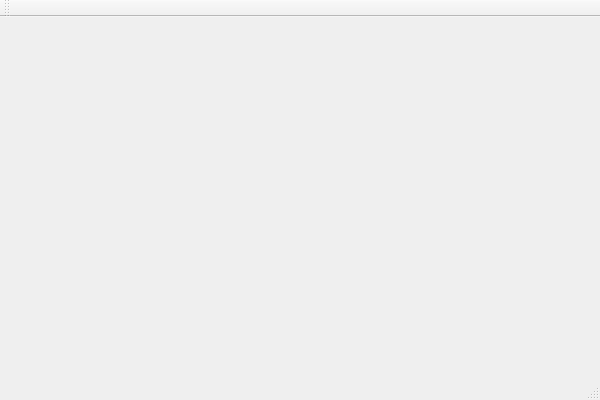
4dillusions/V3DEngine, file Source/Windows/V3DEditor/V3DEdView/V3DEdMainView.ui: the form before one commit.
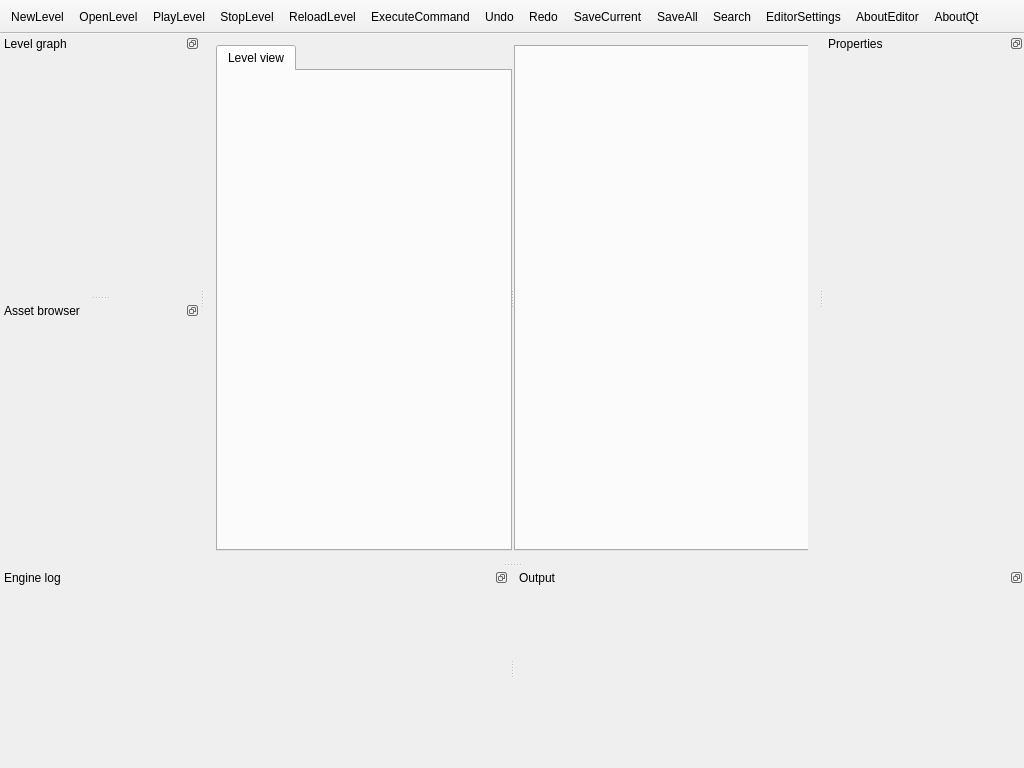
The form after the commit. Icons and pictures are not drawn.

Commit message: [V3DEditor] add toolbar resources

Diff of the .ui file:
```diff
--- a/Source/Windows/V3DEditor/V3DEdView/V3DEdMainView.ui
+++ b/Source/Windows/V3DEditor/V3DEdView/V3DEdMainView.ui
@@ -6,33 +6,376 @@
    <rect>
     <x>0</x>
     <y>0</y>
-    <width>600</width>
-    <height>400</height>
+    <width>1024</width>
+    <height>768</height>
    </rect>
   </property>
+  <property name="minimumSize">
+   <size>
+    <width>1024</width>
+    <height>768</height>
+   </size>
+  </property>
   <property name="windowTitle">
    <string>V3DEditor</string>
   </property>
-  <widget class="QWidget" name="centralWidget"/>
-  <widget class="QMenuBar" name="menuBar">
-   <property name="geometry">
-    <rect>
-     <x>0</x>
-     <y>0</y>
-     <width>600</width>
-     <height>22</height>
-    </rect>
-   </property>
+  <widget class="QWidget" name="centralWidget">
+   <layout class="QHBoxLayout" name="horizontalLayout">
+    <item>
+     <widget class="QSplitter" name="splitter">
+      <property name="orientation">
+       <enum>Qt::Horizontal</enum>
+      </property>
+      <property name="childrenCollapsible">
+       <bool>false</bool>
+      </property>
+      <widget class="QTabWidget" name="tabLevelView">
+       <property name="minimumSize">
+        <size>
+         <width>296</width>
+         <height>0</height>
+        </size>
+       </property>
+       <property name="currentIndex">
+        <number>0</number>
+       </property>
+       <widget class="QWidget" name="tabPageLevelView">
+        <attribute name="title">
+         <string>Level view</string>
+        </attribute>
+       </widget>
+      </widget>
+      <widget class="QTabWidget" name="tabCode">
+       <property name="enabled">
+        <bool>true</bool>
+       </property>
+       <property name="minimumSize">
+        <size>
+         <width>296</width>
+         <height>0</height>
+        </size>
+       </property>
+      </widget>
+     </widget>
+    </item>
+   </layout>
   </widget>
   <widget class="QToolBar" name="mainToolBar">
+   <property name="sizePolicy">
+    <sizepolicy hsizetype="Preferred" vsizetype="Fixed">
+     <horstretch>0</horstretch>
+     <verstretch>0</verstretch>
+    </sizepolicy>
+   </property>
+   <property name="minimumSize">
+    <size>
+     <width>0</width>
+     <height>34</height>
+    </size>
+   </property>
+   <property name="movable">
+    <bool>false</bool>
+   </property>
+   <property name="allowedAreas">
+    <set>Qt::TopToolBarArea</set>
+   </property>
+   <property name="floatable">
+    <bool>false</bool>
+   </property>
    <attribute name="toolBarArea">
     <enum>TopToolBarArea</enum>
    </attribute>
    <attribute name="toolBarBreak">
     <bool>false</bool>
    </attribute>
+   <addaction name="actionNewLevel"/>
+   <addaction name="actionOpenLevel"/>
+   <addaction name="actionPlayLevel"/>
+   <addaction name="actionStopLevel"/>
+   <addaction name="actionReloadLevel"/>
+   <addaction name="actionExecuteCommand"/>
+   <addaction name="actionUndo"/>
+   <addaction name="actionRedo"/>
+   <addaction name="actionSaveCurrent"/>
+   <addaction name="actionSaveAll"/>
+   <addaction name="actionSearch"/>
+   <addaction name="actionEditorSettings"/>
+   <addaction name="actionAboutEditor"/>
+   <addaction name="actionAboutQt"/>
   </widget>
-  <widget class="QStatusBar" name="statusBar"/>
+  <widget class="QDockWidget" name="dockLevelGraph">
+   <property name="minimumSize">
+    <size>
+     <width>200</width>
+     <height>200</height>
+    </size>
+   </property>
+   <property name="features">
+    <set>QDockWidget::DockWidgetFloatable|QDockWidget::DockWidgetMovable</set>
+   </property>
+   <property name="allowedAreas">
+    <set>Qt::LeftDockWidgetArea|Qt::RightDockWidgetArea</set>
+   </property>
+   <property name="windowTitle">
+    <string>Level graph</string>
+   </property>
+   <attribute name="dockWidgetArea">
+    <number>1</number>
+   </attribute>
+   <widget class="QWidget" name="dockWidgetContents"/>
+  </widget>
+  <widget class="QDockWidget" name="dockProperties">
+   <property name="minimumSize">
+    <size>
+     <width>200</width>
+     <height>200</height>
+    </size>
+   </property>
+   <property name="features">
+    <set>QDockWidget::DockWidgetFloatable|QDockWidget::DockWidgetMovable</set>
+   </property>
+   <property name="allowedAreas">
+    <set>Qt::LeftDockWidgetArea|Qt::RightDockWidgetArea</set>
+   </property>
+   <property name="windowTitle">
+    <string>Properties</string>
+   </property>
+   <attribute name="dockWidgetArea">
+    <number>2</number>
+   </attribute>
+   <widget class="QWidget" name="dockWidgetContents_2"/>
+  </widget>
+  <widget class="QDockWidget" name="dockAssetBrowser">
+   <property name="minimumSize">
+    <size>
+     <width>200</width>
+     <height>200</height>
+    </size>
+   </property>
+   <property name="features">
+    <set>QDockWidget::DockWidgetFloatable|QDockWidget::DockWidgetMovable</set>
+   </property>
+   <property name="allowedAreas">
+    <set>Qt::LeftDockWidgetArea|Qt::RightDockWidgetArea</set>
+   </property>
+   <property name="windowTitle">
+    <string>Asset browser</string>
+   </property>
+   <attribute name="dockWidgetArea">
+    <number>1</number>
+   </attribute>
+   <widget class="QWidget" name="dockWidgetContents_11"/>
+  </widget>
+  <widget class="QDockWidget" name="dockEngineLog">
+   <property name="minimumSize">
+    <size>
+     <width>200</width>
+     <height>200</height>
+    </size>
+   </property>
+   <property name="features">
+    <set>QDockWidget::DockWidgetFloatable|QDockWidget::DockWidgetMovable</set>
+   </property>
+   <property name="allowedAreas">
+    <set>Qt::BottomDockWidgetArea</set>
+   </property>
+   <property name="windowTitle">
+    <string>Engine log</string>
+   </property>
+   <attribute name="dockWidgetArea">
+    <number>8</number>
+   </attribute>
+   <widget class="QWidget" name="dockWidgetContents_3"/>
+  </widget>
+  <widget class="QDockWidget" name="dockOutput">
+   <property name="minimumSize">
+    <size>
+     <width>200</width>
+     <height>200</height>
+    </size>
+   </property>
+   <property name="features">
+    <set>QDockWidget::DockWidgetFloatable|QDockWidget::DockWidgetMovable</set>
+   </property>
+   <property name="allowedAreas">
+    <set>Qt::BottomDockWidgetArea</set>
+   </property>
+   <property name="windowTitle">
+    <string>Output</string>
+   </property>
+   <attribute name="dockWidgetArea">
+    <number>8</number>
+   </attribute>
+   <widget class="QWidget" name="dockWidgetContents_14"/>
+  </widget>
+  <action name="actionNewLevel">
+   <property name="icon">
+    <iconset resource="../../../../Solution/WindowsAndroid/Windows/V3DEditor/Resources/V3DEdMainView.qrc">
+     <normaloff>:/V3DEdMainView/new.png</normaloff>:/V3DEdMainView/new.png</iconset>
+   </property>
+   <property name="text">
+    <string>NewLevel</string>
+   </property>
+   <property name="toolTip">
+    <string>New level</string>
+   </property>
+  </action>
+  <action name="actionOpenLevel">
+   <property name="icon">
+    <iconset resource="../../../../Solution/WindowsAndroid/Windows/V3DEditor/Resources/V3DEdMainView.qrc">
+     <normaloff>:/V3DEdMainView/open.png</normaloff>:/V3DEdMainView/open.png</iconset>
+   </property>
+   <property name="text">
+    <string>OpenLevel</string>
+   </property>
+   <property name="toolTip">
+    <string>Open level</string>
+   </property>
+  </action>
+  <action name="actionPlayLevel">
+   <property name="icon">
+    <iconset resource="../../../../Solution/WindowsAndroid/Windows/V3DEditor/Resources/V3DEdMainView.qrc">
+     <normaloff>:/V3DEdMainView/play.png</normaloff>:/V3DEdMainView/play.png</iconset>
+   </property>
+   <property name="text">
+    <string>PlayLevel</string>
+   </property>
+   <property name="toolTip">
+    <string>Play level</string>
+   </property>
+  </action>
+  <action name="actionStopLevel">
+   <property name="icon">
+    <iconset resource="../../../../Solution/WindowsAndroid/Windows/V3DEditor/Resources/V3DEdMainView.qrc">
+     <normaloff>:/V3DEdMainView/stop.png</normaloff>:/V3DEdMainView/stop.png</iconset>
+   </property>
+   <property name="text">
+    <string>StopLevel</string>
+   </property>
+   <property name="toolTip">
+    <string>Stop level</string>
+   </property>
+  </action>
+  <action name="actionExecuteCommand">
+   <property name="icon">
+    <iconset resource="../../../../Solution/WindowsAndroid/Windows/V3DEditor/Resources/V3DEdMainView.qrc">
+     <normaloff>:/V3DEdMainView/command.png</normaloff>:/V3DEdMainView/command.png</iconset>
+   </property>
+   <property name="text">
+    <string>ExecuteCommand</string>
+   </property>
+   <property name="toolTip">
+    <string>Execute command</string>
+   </property>
+  </action>
+  <action name="actionUndo">
+   <property name="icon">
+    <iconset resource="../../../../Solution/WindowsAndroid/Windows/V3DEditor/Resources/V3DEdMainView.qrc">
+     <normaloff>:/V3DEdMainView/undo.png</normaloff>:/V3DEdMainView/undo.png</iconset>
+   </property>
+   <property name="text">
+    <string>Undo</string>
+   </property>
+   <property name="toolTip">
+    <string>Undo</string>
+   </property>
+  </action>
+  <action name="actionRedo">
+   <property name="icon">
+    <iconset resource="../../../../Solution/WindowsAndroid/Windows/V3DEditor/Resources/V3DEdMainView.qrc">
+     <normaloff>:/V3DEdMainView/redo.png</normaloff>:/V3DEdMainView/redo.png</iconset>
+   </property>
+   <property name="text">
+    <string>Redo</string>
+   </property>
+   <property name="toolTip">
+    <string>Redo</string>
+   </property>
+  </action>
+  <action name="actionSaveCurrent">
+   <property name="icon">
+    <iconset resource="../../../../Solution/WindowsAndroid/Windows/V3DEditor/Resources/V3DEdMainView.qrc">
+     <normaloff>:/V3DEdMainView/save.png</normaloff>:/V3DEdMainView/save.png</iconset>
+   </property>
+   <property name="text">
+    <string>SaveCurrent</string>
+   </property>
+   <property name="toolTip">
+    <string>Save current</string>
+   </property>
+  </action>
+  <action name="actionSaveAll">
+   <property name="icon">
+    <iconset resource="../../../../Solution/WindowsAndroid/Windows/V3DEditor/Resources/V3DEdMainView.qrc">
+     <normaloff>:/V3DEdMainView/saveAll.png</normaloff>:/V3DEdMainView/saveAll.png</iconset>
+   </property>
+   <property name="text">
+    <string>SaveAll</string>
+   </property>
+   <property name="toolTip">
+    <string>Save all</string>
+   </property>
+  </action>
+  <action name="actionSearch">
+   <property name="icon">
+    <iconset resource="../../../../Solution/WindowsAndroid/Windows/V3DEditor/Resources/V3DEdMainView.qrc">
+     <normaloff>:/V3DEdMainView/search.png</normaloff>:/V3DEdMainView/search.png</iconset>
+   </property>
+   <property name="text">
+    <string>Search</string>
+   </property>
+   <property name="toolTip">
+    <string>Search</string>
+   </property>
+  </action>
+  <action name="actionEditorSettings">
+   <property name="icon">
+    <iconset resource="../../../../Solution/WindowsAndroid/Windows/V3DEditor/Resources/V3DEdMainView.qrc">
+     <normaloff>:/V3DEdMainView/settings.png</normaloff>:/V3DEdMainView/settings.png</iconset>
+   </property>
+   <property name="text">
+    <string>EditorSettings</string>
+   </property>
+   <property name="toolTip">
+    <string>Editor settings</string>
+   </property>
+  </action>
+  <action name="actionAboutEditor">
+   <property name="icon">
+    <iconset resource="../../../../Solution/WindowsAndroid/Windows/V3DEditor/Resources/V3DEdMainView.qrc">
+     <normaloff>:/V3DEdMainView/editor.png</normaloff>:/V3DEdMainView/editor.png</iconset>
+   </property>
+   <property name="text">
+    <string>AboutEditor</string>
+   </property>
+   <property name="toolTip">
+    <string>About editor</string>
+   </property>
+  </action>
+  <action name="actionAboutQt">
+   <property name="icon">
+    <iconset resource="../../../../Solution/WindowsAndroid/Windows/V3DEditor/Resources/V3DEdMainView.qrc">
+     <normaloff>:/V3DEdMainView/qt.png</normaloff>:/V3DEdMainView/qt.png</iconset>
+   </property>
+   <property name="text">
+    <string>AboutQt</string>
+   </property>
+   <property name="toolTip">
+    <string>About Qt</string>
+   </property>
+  </action>
+  <action name="actionReloadLevel">
+   <property name="icon">
+    <iconset resource="../../../../Solution/WindowsAndroid/Windows/V3DEditor/Resources/V3DEdMainView.qrc">
+     <normaloff>:/V3DEdMainView/refresh.png</normaloff>:/V3DEdMainView/refresh.png</iconset>
+   </property>
+   <property name="text">
+    <string>ReloadLevel</string>
+   </property>
+   <property name="toolTip">
+    <string>Reload level</string>
+   </property>
+  </action>
  </widget>
  <layoutdefault spacing="6" margin="11"/>
  <resources>
```
Left out of the diff: 2 changed lines with no effect on the pictures. The commit also changes 21 other files.
